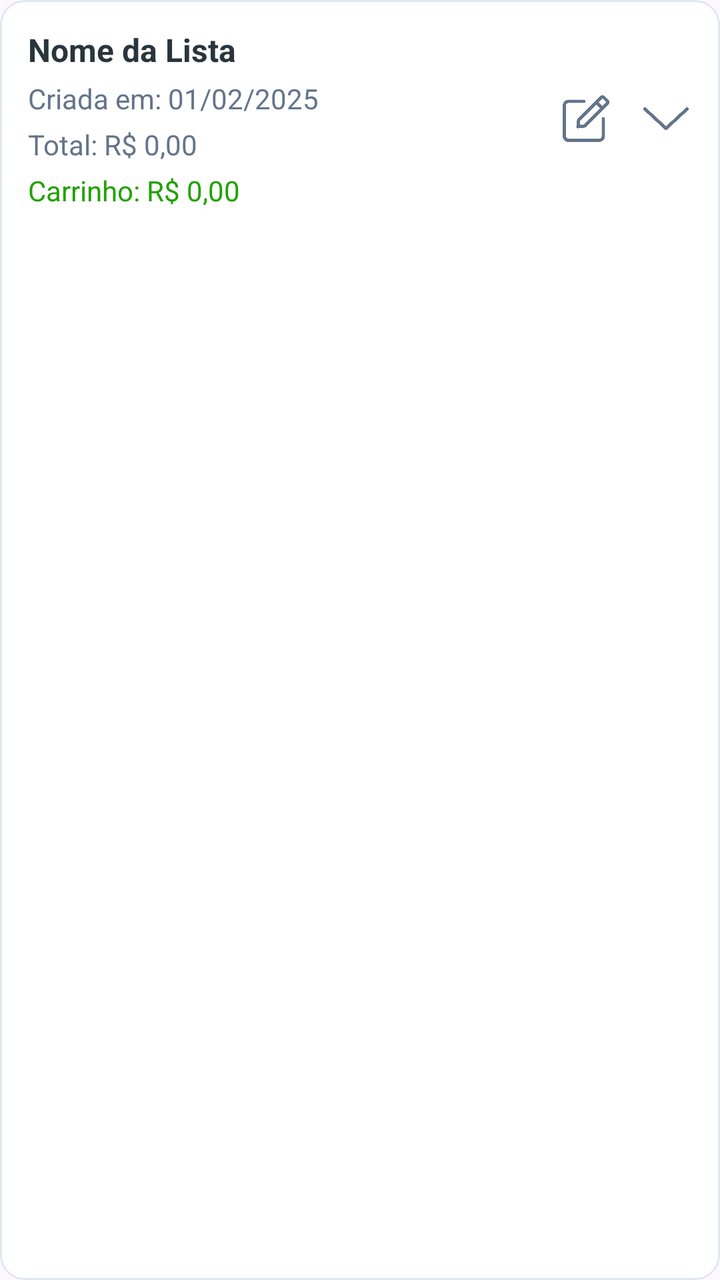
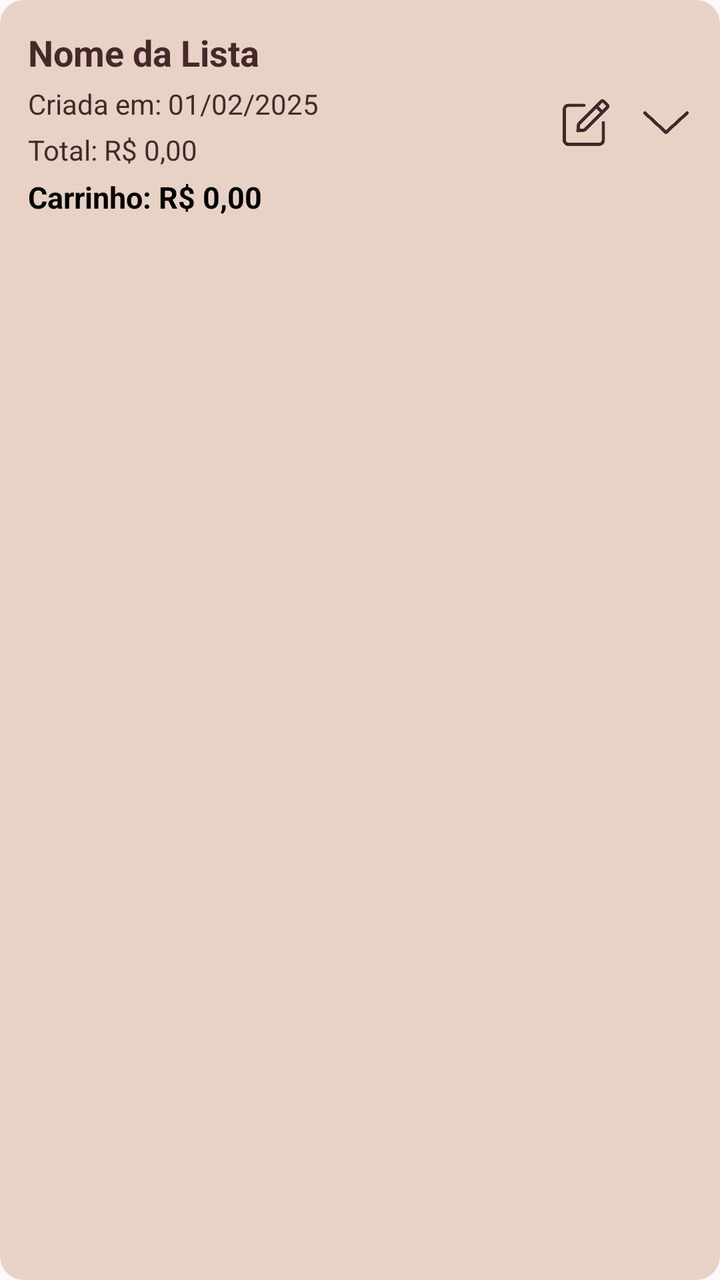

Compare the two renders of this Android layout. The source of the first and the diff that turns it into the second are given below.
<!-- AndroidManifest.xml: application theme Theme.ListaCompras -->
<!-- res/layout/item_lista.xml -->
<?xml version="1.0" encoding="utf-8"?>
<LinearLayout xmlns:android="http://schemas.android.com/apk/res/android"
    xmlns:app="http://schemas.android.com/apk/res-auto"
    android:layout_width="match_parent"
    android:layout_height="wrap_content"
    android:orientation="vertical"
    android:background="@drawable/card_secundario"
    android:padding="14dp"
    android:layout_marginBottom="12dp">

    
    <LinearLayout
        android:id="@+id/headerLista"
        android:layout_width="match_parent"
        android:layout_height="wrap_content"
        android:orientation="horizontal"
        android:gravity="center_vertical">

        
        <LinearLayout
            android:layout_width="0dp"
            android:layout_height="wrap_content"
            android:orientation="vertical"
            android:layout_weight="1">

            <TextView
                android:id="@+id/txtNomeListaCard"
                android:layout_width="match_parent"
                android:layout_height="wrap_content"
                android:text="Nome da Lista"
                android:textSize="16sp"
                android:textStyle="bold"
                android:textColor="#29353C" />

            <TextView
                android:id="@+id/txtDataListaCard"
                android:layout_width="wrap_content"
                android:layout_height="wrap_content"
                android:text="Criada em: 01/02/2025"
                android:textSize="14sp"
                android:textColor="#64748B"
                android:layout_marginTop="4dp" />

            <TextView
                android:id="@+id/txtTotalListaCard"
                android:layout_width="wrap_content"
                android:layout_height="wrap_content"
                android:text="Total: R$ 0,00"
                android:textSize="14sp"
                android:textColor="#64748B"
                android:layout_marginTop="4dp" />

            <TextView
                android:id="@+id/txtTotalCarrinhoListaCard"
                android:layout_width="wrap_content"
                android:layout_height="wrap_content"
                android:text="Carrinho: R$ 0,00"
                android:textSize="14sp"
                android:textColor="#22A200"
                android:layout_marginTop="4dp" />
        </LinearLayout>

        
        <ImageView
            android:id="@+id/btnEditarLista"
            android:layout_width="26dp"
            android:layout_height="26dp"
            android:src="@drawable/ic_editar"
            app:tint="#64748B"
            android:layout_marginEnd="14dp" />

        
        <ImageView
            android:id="@+id/btnExpandirLista"
            android:layout_width="26dp"
            android:layout_height="26dp"
            android:src="@drawable/flecha_baixo"
            app:tint="#64748B" />
    </LinearLayout>

    
    <LinearLayout
        android:id="@+id/containerProdutosLista"
        android:layout_width="match_parent"
        android:layout_height="wrap_content"
        android:orientation="vertical"
        android:visibility="gone"
        android:paddingTop="12dp">

        <androidx.recyclerview.widget.RecyclerView
            android:id="@+id/recyclerProdutosDaLista"
            android:layout_width="match_parent"
            android:layout_height="wrap_content"
            android:nestedScrollingEnabled="false" />
    </LinearLayout>

</LinearLayout>
<!-- resources referenced by this layout -->
<resources>
  <!-- drawable card_secundario (drawable) -->
  <shape xmlns:android="http://schemas.android.com/apk/res/android">
      <solid android:color="#FFFFFF"/>
      <corners android:radius="12dp"/>
      <stroke android:width="1dp" android:color="#E2E8F0"/>
  </shape>
  <!-- drawable flecha_baixo: png bitmap (drawable, 3853 bytes) -->
  <!-- drawable ic_editar: png bitmap (drawable, 8224 bytes) -->
  <style name="Theme.ListaCompras" parent="Base.Theme.ListaCompras" />
  <style name="Base.Theme.ListaCompras" parent="Theme.Material3.DayNight.NoActionBar">
          
          
      </style>
</resources>

<!-- the commit's change to res/layout/item_lista.xml (unified diff, before → after) -->
@@ -28,9 +28,9 @@
                 android:layout_width="match_parent"
                 android:layout_height="wrap_content"
                 android:text="Nome da Lista"
-                android:textSize="16sp"
+                android:textSize="18sp"
                 android:textStyle="bold"
-                android:textColor="#29353C" />
+                android:textColor="#452829" />
 
             <TextView
                 android:id="@+id/txtDataListaCard"
@@ -38,7 +38,7 @@
                 android:layout_height="wrap_content"
                 android:text="Criada em: 01/02/2025"
                 android:textSize="14sp"
-                android:textColor="#64748B"
+                android:textColor="#452829"
                 android:layout_marginTop="4dp" />
 
             <TextView
@@ -47,7 +47,7 @@
                 android:layout_height="wrap_content"
                 android:text="Total: R$ 0,00"
                 android:textSize="14sp"
-                android:textColor="#64748B"
+                android:textColor="#452829"
                 android:layout_marginTop="4dp" />
 
             <TextView
@@ -55,8 +55,9 @@
                 android:layout_width="wrap_content"
                 android:layout_height="wrap_content"
                 android:text="Carrinho: R$ 0,00"
-                android:textSize="14sp"
-                android:textColor="#22A200"
+                android:textSize="15sp"
+                android:textStyle="bold"
+                android:textColor="#000000"
                 android:layout_marginTop="4dp" />
         </LinearLayout>
 
@@ -66,7 +67,7 @@
             android:layout_width="26dp"
             android:layout_height="26dp"
             android:src="@drawable/ic_editar"
-            app:tint="#64748B"
+            app:tint="#452829"
             android:layout_marginEnd="14dp" />
 
         
@@ -75,7 +76,7 @@
             android:layout_width="26dp"
             android:layout_height="26dp"
             android:src="@drawable/flecha_baixo"
-            app:tint="#64748B" />
+            app:tint="#452829" />
     </LinearLayout>
 
     
<!-- resource entries referenced after the edit -->
@@ -2,9 +2,8 @@
 <resources>
   <!-- drawable card_secundario (drawable) -->
   <shape xmlns:android="http://schemas.android.com/apk/res/android">
-      <solid android:color="#FFFFFF"/>
-      <corners android:radius="12dp"/>
-      <stroke android:width="1dp" android:color="#E2E8F0"/>
+      <solid android:color="#E8D1C5"/>
+      <corners android:radius="12dp"/>/>
   </shape>
   <!-- drawable flecha_baixo: png bitmap (drawable, 3853 bytes) -->
   <!-- drawable ic_editar: png bitmap (drawable, 8224 bytes) -->
